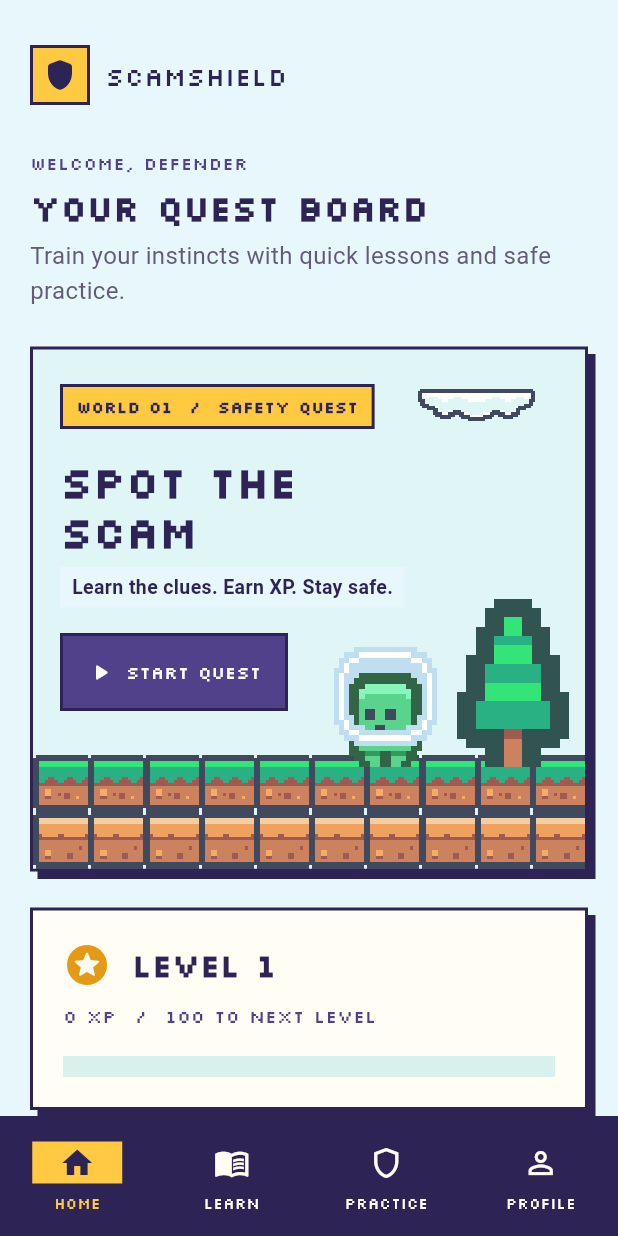
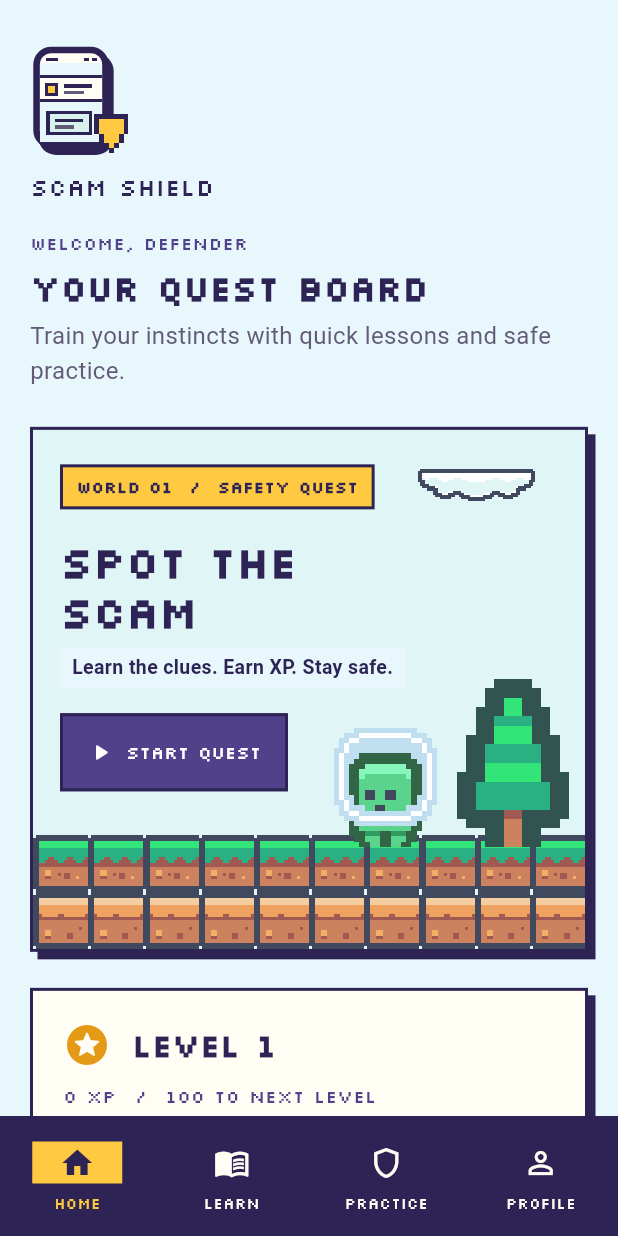
Before and after one commit to Blzzxrd/scamshield, a Flutter app: the screen it shows after launch, on a phone screen of 412 x 824 dp. Run offline on Flutter 3.47's test engine with Material 3 defaults, Android fonts, the phone set to English and light mode, and no system bars; our stand-ins replace flutter_tts, shared_preferences.

Commit message:
Use phone and pixel shield for ScamShield logo

```diff
--- a/lib/screens/home_view.dart
+++ b/lib/screens/home_view.dart
@@ -48,7 +48,7 @@ class HomeView extends StatelessWidget {
       children: [
         if (MediaQuery.sizeOf(context).width < 900) ...[
           const Brand(),
-          const SizedBox(height: 30),
+          const SizedBox(height: 18),
         ],
         const Text(
           'WELCOME, DEFENDER',
--- a/lib/widgets/side_navigation.dart
+++ b/lib/widgets/side_navigation.dart
@@ -1,4 +1,5 @@
 import 'package:flutter/material.dart';
+import 'brand_mark.dart';
 import 'pixel_theme.dart';
 
 class SideNavigation extends StatelessWidget {
@@ -27,7 +28,7 @@ class SideNavigation extends StatelessWidget {
         crossAxisAlignment: CrossAxisAlignment.start,
         children: [
           const Brand(onDark: true),
-          const SizedBox(height: 56),
+          const SizedBox(height: 34),
           for (var i = 0; i < items.length; i++)
             Padding(
               padding: const EdgeInsets.only(bottom: 8),
@@ -72,22 +73,18 @@ class Brand extends StatelessWidget {
   final bool onDark;
 
   @override
-  Widget build(BuildContext context) => Row(
+  Widget build(BuildContext context) => Column(
         mainAxisSize: MainAxisSize.min,
+        crossAxisAlignment: CrossAxisAlignment.start,
         children: [
-          Container(
-            width: 40,
-            height: 40,
-            decoration: pixelPanel(pixelGold, shadow: false),
-            child: const Icon(Icons.shield_rounded, color: pixelInk, size: 24),
-          ),
-          const SizedBox(width: 10),
+          const PhoneShieldMark(width: 70),
+          const SizedBox(height: 6),
           Text(
-            'ScamShield',
+            'SCAM SHIELD',
             style: TextStyle(
               fontFamily: 'Silkscreen',
               color: onDark ? pixelCream : pixelInk,
-              fontSize: 17,
+              fontSize: 16,
             ),
           ),
         ],
```
Also changed, not shown: lib/widgets/brand_mark.dart (added, +103 -0 lines), 4 other files.
